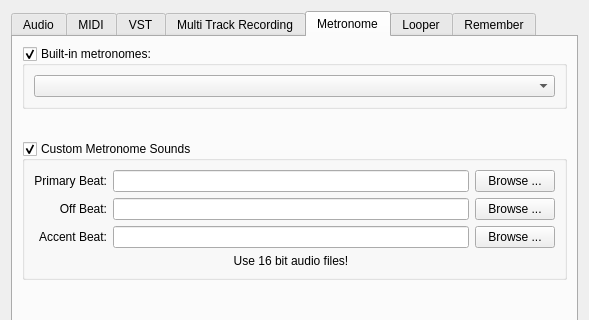
This is src/Common/gui/PreferencesDialog.ui in elieserdejesus/JamTaba as Qt 5 draws it before an edit; both pictures show x 0 to 589 and y 0 to 320 of the 589 by 507 pixel window. The edited form follows.
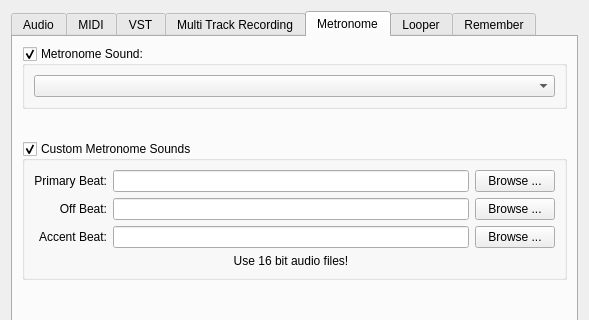
This is the edited form. The open tabs and pages were chosen to show the change.

Commit message: Fixing metronome label in PreferencesDialog.ui

Patch:
```diff
--- a/src/Common/gui/PreferencesDialog.ui
+++ b/src/Common/gui/PreferencesDialog.ui
@@ -571,7 +571,7 @@
        <item>
         <widget class="QGroupBox" name="groupBoxBuiltInMetronomes">
          <property name="title">
-          <string>Built-in metronomes:</string>
+          <string>Metronome Sound:</string>
          </property>
          <property name="checkable">
           <bool>true</bool>
```
Left out of the diff: 4 changed lines with no effect on the pictures.
